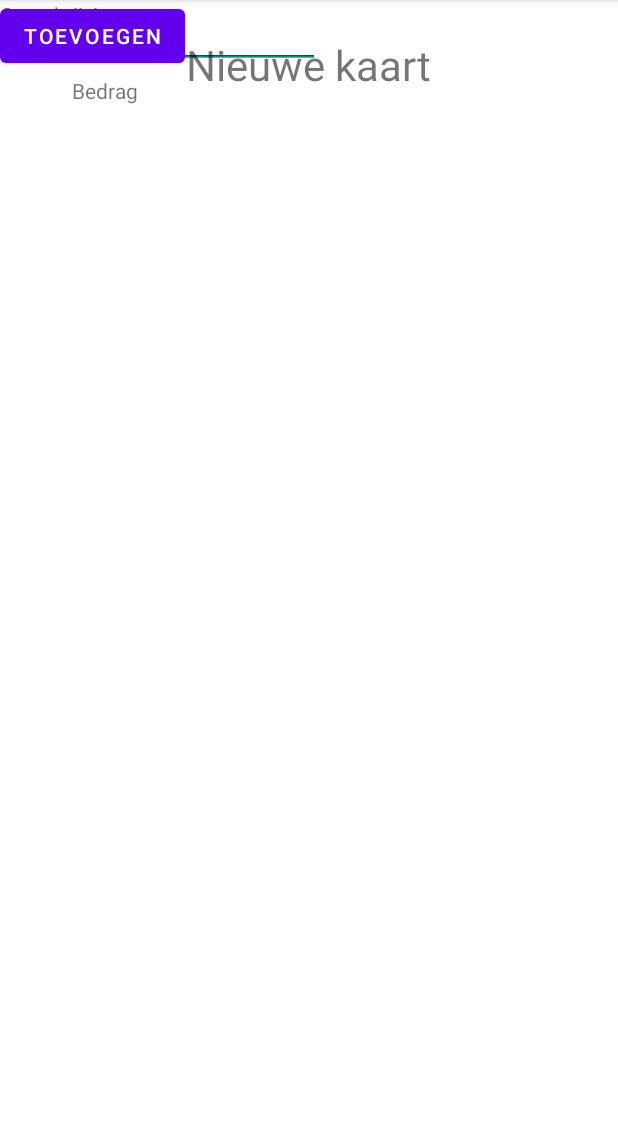
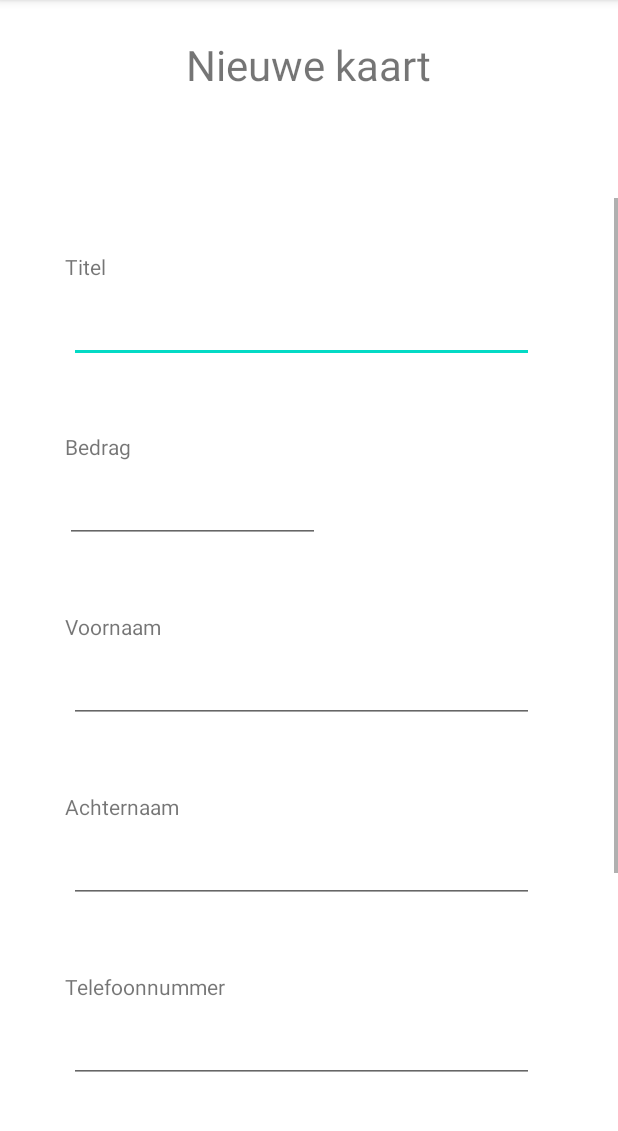
Before and after one commit to LezuLezu/s1120890_s1107714_iiatimd_app, an Android app: the AddCardActivity screen opened directly, with no data from a screen before it, on a phone screen of 412 x 824 dp, the part 84-1215 px from its top. Run offline under Robolectric (Android 15) with nearby library versions, the phone set to English and light mode, and no system bars.

Commit message:
add new card layout fixed

```diff
--- a/app/src/main/res/drawable/card_border.xml
+++ b/app/src/main/res/drawable/card_border.xml
@@ -3,7 +3,10 @@
     xmlns:android="http://schemas.android.com/apk/res/android"
     android:shape="rectangle">
     <stroke
-        android:width="5dp"
-        android:color="#000000">
+        android:width="2dp"
+        android:color="@color/cardBorder">
     </stroke>
+    <corners
+        android:radius="5dp">
+    </corners>
 </shape>
--- a/app/src/main/res/layout/activity_add_card.xml
+++ b/app/src/main/res/layout/activity_add_card.xml
@@ -5,35 +5,172 @@
     android:layout_width="match_parent"
     android:layout_height="match_parent">
 
+    <ScrollView
+        android:layout_width="413dp"
+        android:layout_height="636dp"
+        app:layout_constraintBottom_toBottomOf="parent"
+        app:layout_constraintEnd_toEndOf="parent"
+        app:layout_constraintStart_toStartOf="parent"
+        app:layout_constraintTop_toBottomOf="@+id/textView10"
+        app:layout_constraintVertical_bias="1.0">
+
+        <LinearLayout
+            android:layout_width="match_parent"
+            android:layout_height="wrap_content"
+            android:orientation="vertical">
+
+            <TextView
+                android:id="@+id/textView21"
+                android:layout_width="match_parent"
+                android:layout_height="wrap_content"
+                android:layout_marginTop="36dp"
+                android:layout_marginStart="43dp"
+                android:layout_marginLeft="43dp"
+                android:layout_marginEnd="198dp"
+                android:layout_marginRight="198dp"
+                android:layout_marginBottom="9dp"
+                android:text="@string/titleNewCard" />
+
             <EditText
-        android:id="@+id/editTextTextPersonName2"
-        android:layout_width="wrap_content"
+                android:id="@+id/editTextTextPersonName12"
+                android:layout_width="match_parent"
                 android:layout_height="wrap_content"
                 android:ems="10"
-        android:inputType="textPersonName"
-        tools:layout_editor_absoluteX="48dp"
-        tools:layout_editor_absoluteY="146dp" />
+                android:layout_marginStart="46dp"
+                android:layout_marginLeft="46dp"
+                android:layout_marginEnd="57dp"
+                android:layout_marginRight="57dp"
+                android:layout_marginBottom="46dp"
+                android:inputType="textPersonName" />
 
             <TextView
-        android:id="@+id/textView2"
-        android:layout_width="wrap_content"
+                android:id="@+id/textView20"
+                android:layout_width="match_parent"
                 android:layout_height="wrap_content"
-        android:layout_marginTop="104dp"
-        android:text="@string/amount"
-        app:layout_constraintBottom_toTopOf="@+id/editTextTextPersonName2"
-        app:layout_constraintEnd_toEndOf="parent"
-        app:layout_constraintHorizontal_bias="0.131"
-        app:layout_constraintStart_toStartOf="parent"
-        app:layout_constraintTop_toTopOf="parent"
-        app:layout_constraintVertical_bias="0.434" />
+                android:layout_marginStart="43dp"
+                android:layout_marginLeft="43dp"
+                android:layout_marginEnd="198dp"
+                android:layout_marginRight="198dp"
+                android:layout_marginBottom="9dp"
+                android:text="@string/amount" />
+
+            <EditText
+                android:id="@+id/editTextNumberDecimal2"
+                android:layout_width="match_parent"
+                android:layout_height="wrap_content"
+                android:ems="10"
+                android:layout_marginStart="43dp"
+                android:layout_marginLeft="43dp"
+                android:layout_marginEnd="200dp"
+                android:layout_marginRight="200dp"
+                android:layout_marginBottom="46dp"
+                android:inputType="numberDecimal" />
+
+            <TextView
+                android:id="@+id/textView18"
+                android:layout_width="match_parent"
+                android:layout_height="wrap_content"
+                android:layout_marginStart="43dp"
+                android:layout_marginLeft="43dp"
+                android:layout_marginEnd="198dp"
+                android:layout_marginRight="198dp"
+                android:layout_marginBottom="9dp"
+                android:text="@string/firstName" />
+
+            <EditText
+                android:id="@+id/editTextTextPersonName11"
+                android:layout_width="match_parent"
+                android:layout_height="wrap_content"
+                android:layout_marginStart="46dp"
+                android:layout_marginLeft="46dp"
+                android:layout_marginEnd="57dp"
+                android:layout_marginRight="57dp"
+                android:layout_marginBottom="46dp"
+                android:ems="10"
+                android:inputType="textPersonName" />
+
+            <TextView
+                android:id="@+id/textView19"
+                android:layout_width="match_parent"
+                android:layout_height="wrap_content"
+                android:layout_marginStart="43dp"
+                android:layout_marginLeft="43dp"
+                android:layout_marginEnd="198dp"
+                android:layout_marginRight="198dp"
+                android:layout_marginBottom="9dp"
+                android:text="@string/lastName" />
+
+            <EditText
+                android:id="@+id/editTextTextPersonName10"
+                android:layout_width="match_parent"
+                android:layout_height="wrap_content"
+                android:layout_marginStart="46dp"
+                android:layout_marginLeft="46dp"
+                android:layout_marginEnd="57dp"
+                android:layout_marginRight="57dp"
+                android:layout_marginBottom="46dp"
+                android:ems="10"
+                android:inputType="textPersonName" />
+
+            <TextView
+                android:id="@+id/textView17"
+                android:layout_width="match_parent"
+                android:layout_height="wrap_content"
+                android:layout_marginStart="43dp"
+                android:layout_marginLeft="43dp"
+                android:layout_marginEnd="198dp"
+                android:layout_marginRight="198dp"
+                android:layout_marginBottom="9dp"
+                android:text="@string/phone" />
+
+            <EditText
+                android:id="@+id/editTextPhone2"
+                android:layout_width="match_parent"
+                android:layout_height="wrap_content"
+                android:ems="10"
+                android:layout_marginStart="46dp"
+                android:layout_marginLeft="46dp"
+                android:layout_marginEnd="57dp"
+                android:layout_marginRight="57dp"
+                android:layout_marginBottom="46dp"
+                android:inputType="phone" />
 
             <TextView
                 android:id="@+id/textView8"
-        android:layout_width="wrap_content"
+                android:layout_width="match_parent"
+                android:layout_height="20dp"
+                android:layout_marginStart="43dp"
+                android:layout_marginLeft="43dp"
+                android:layout_marginEnd="198dp"
+                android:layout_marginRight="198dp"
+                android:layout_marginBottom="9dp"
+                android:text="@string/description" />
+
+            <EditText
+                android:id="@+id/editTextTextMultiLine"
+                android:layout_width="match_parent"
+                android:layout_height="103dp"
+                android:ems="10"
+                android:gravity="start|top"
+                android:layout_marginStart="46dp"
+                android:layout_marginLeft="46dp"
+                android:layout_marginEnd="57dp"
+                android:layout_marginRight="57dp"
+                android:layout_marginBottom="46dp"
+                android:inputType="textMultiLine" />
+
+            <Button
+                android:id="@+id/button6"
+                android:layout_width="match_parent"
                 android:layout_height="wrap_content"
-        android:text="@string/description"
-        tools:layout_editor_absoluteX="49dp"
-        tools:layout_editor_absoluteY="245dp" />
+                android:layout_marginStart="97dp"
+                android:layout_marginLeft="97dp"
+                android:layout_marginEnd="100dp"
+                android:layout_marginRight="100dp"
+                android:layout_marginBottom="36dp"
+                android:text="@string/addButton" />
+        </LinearLayout>
+    </ScrollView>
 
     <TextView
         android:id="@+id/textView10"
@@ -46,22 +183,4 @@
         app:layout_constraintStart_toStartOf="parent"
         app:layout_constraintTop_toTopOf="parent" />
 
-    <EditText
-        android:id="@+id/editTextTextMultiLine"
-        android:layout_width="wrap_content"
-        android:layout_height="wrap_content"
-        android:ems="10"
-        android:gravity="start|top"
-        android:inputType="textMultiLine"
-        tools:layout_editor_absoluteX="48dp"
-        tools:layout_editor_absoluteY="293dp" />
-
-    <Button
-        android:id="@+id/button2"
-        android:layout_width="wrap_content"
-        android:layout_height="wrap_content"
-        android:text="@string/addButton"
-        tools:layout_editor_absoluteX="115dp"
-        tools:layout_editor_absoluteY="392dp" />
-
 </androidx.constraintlayout.widget.ConstraintLayout>
--- a/app/src/main/res/values/colors.xml
+++ b/app/src/main/res/values/colors.xml
@@ -7,4 +7,5 @@
     <color name="teal_700">#FF018786</color>
     <color name="black">#FF000000</color>
     <color name="white">#FFFFFFFF</color>
+    <color name="cardBorder">#87b9ff</color>
 </resources>
--- a/app/src/main/res/values/strings.xml
+++ b/app/src/main/res/values/strings.xml
@@ -17,7 +17,11 @@
 
 <!--    ADD CARD PAGE (ACTIVITY ADD CARD)-->
     <string name="newCard">Nieuwe kaart</string>
+    <string name="titleNewCard">Titel</string>
     <string name="amount">Bedrag</string>
+    <string name="firstName">Voornaam</string>
+    <string name="lastName">Achternaam</string>
+    <string name="phone">Telefoonnummer</string>
     <string name="description">Omschrijving</string>
     <string name="addButton">Toevoegen</string>
 
```
Also changed, not shown: app/src/main/res/img/delete.png (deleted). Lines whose indentation alone changed are shown as unchanged.
